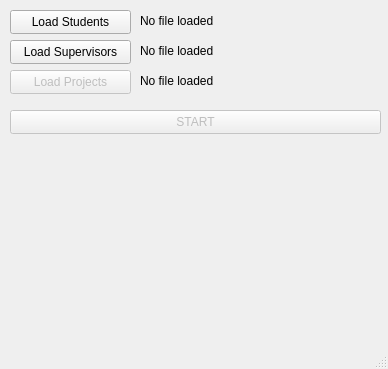
zkvx28/spa-suite, file mainwindow.ui: the form before one commit.
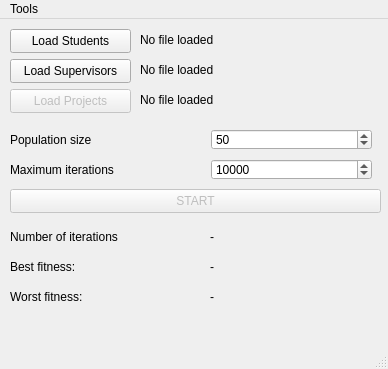
The form after the commit. Icons and pictures are not drawn.

Commit message: Dataset generation

Diff of the .ui file:
```diff
--- a/mainwindow.ui
+++ b/mainwindow.ui
@@ -112,7 +112,7 @@
     <property name="geometry">
      <rect>
       <x>10</x>
-      <y>110</y>
+      <y>170</y>
       <width>371</width>
       <height>24</height>
      </rect>
@@ -121,6 +121,148 @@
      <string>START</string>
     </property>
    </widget>
+   <widget class="QLabel" name="numberIterationsLabel">
+    <property name="geometry">
+     <rect>
+      <x>10</x>
+      <y>210</y>
+      <width>181</width>
+      <height>16</height>
+     </rect>
+    </property>
+    <property name="text">
+     <string>Number of iterations</string>
+    </property>
+   </widget>
+   <widget class="QLabel" name="numberIterationsVal">
+    <property name="geometry">
+     <rect>
+      <x>210</x>
+      <y>210</y>
+      <width>171</width>
+      <height>16</height>
+     </rect>
+    </property>
+    <property name="text">
+     <string>-</string>
+    </property>
+   </widget>
+   <widget class="QLabel" name="bestFitnessLabel">
+    <property name="geometry">
+     <rect>
+      <x>10</x>
+      <y>240</y>
+      <width>181</width>
+      <height>16</height>
+     </rect>
+    </property>
+    <property name="text">
+     <string>Best fitness:</string>
+    </property>
+   </widget>
+   <widget class="QLabel" name="bestFitnessVal">
+    <property name="geometry">
+     <rect>
+      <x>210</x>
+      <y>240</y>
+      <width>171</width>
+      <height>16</height>
+     </rect>
+    </property>
+    <property name="text">
+     <string>-</string>
+    </property>
+   </widget>
+   <widget class="QLabel" name="worstFitnessLabel">
+    <property name="geometry">
+     <rect>
+      <x>10</x>
+      <y>270</y>
+      <width>181</width>
+      <height>16</height>
+     </rect>
+    </property>
+    <property name="text">
+     <string>Worst fitness:</string>
+    </property>
+   </widget>
+   <widget class="QLabel" name="worstFitnessVal">
+    <property name="geometry">
+     <rect>
+      <x>210</x>
+      <y>270</y>
+      <width>171</width>
+      <height>16</height>
+     </rect>
+    </property>
+    <property name="text">
+     <string>-</string>
+    </property>
+   </widget>
+   <widget class="QLabel" name="popSizeLabel">
+    <property name="geometry">
+     <rect>
+      <x>10</x>
+      <y>110</y>
+      <width>181</width>
+      <height>21</height>
+     </rect>
+    </property>
+    <property name="text">
+     <string>Population size</string>
+    </property>
+   </widget>
+   <widget class="QLabel" name="maxIterationsLabel">
+    <property name="geometry">
+     <rect>
+      <x>10</x>
+      <y>140</y>
+      <width>181</width>
+      <height>21</height>
+     </rect>
+    </property>
+    <property name="text">
+     <string>Maximum iterations</string>
+    </property>
+   </widget>
+   <widget class="QSpinBox" name="popSizeInput">
+    <property name="geometry">
+     <rect>
+      <x>211</x>
+      <y>110</y>
+      <width>161</width>
+      <height>21</height>
+     </rect>
+    </property>
+    <property name="minimum">
+     <number>8</number>
+    </property>
+    <property name="maximum">
+     <number>100</number>
+    </property>
+    <property name="value">
+     <number>50</number>
+    </property>
+   </widget>
+   <widget class="QSpinBox" name="maxIterationsInput">
+    <property name="geometry">
+     <rect>
+      <x>211</x>
+      <y>140</y>
+      <width>161</width>
+      <height>21</height>
+     </rect>
+    </property>
+    <property name="minimum">
+     <number>1</number>
+    </property>
+    <property name="maximum">
+     <number>100000</number>
+    </property>
+    <property name="value">
+     <number>10000</number>
+    </property>
+   </widget>
    <zorder>loadProjectsButton</zorder>
    <zorder>loadSupervisorsButton</zorder>
    <zorder>loadStudentsButton</zorder>
@@ -138,6 +280,13 @@
      <height>21</height>
     </rect>
    </property>
+   <widget class="QMenu" name="menuDataset_Generator">
+    <property name="title">
+     <string>Tools</string>
+    </property>
+    <addaction name="actionDataset_Generator"/>
+   </widget>
+   <addaction name="menuDataset_Generator"/>
   </widget>
   <widget class="QStatusBar" name="statusbar"/>
   <action name="actionLoad_Dataset">
```
Left out of the diff: 18 changed lines with no effect on the pictures. The commit also changes 9 other files.
